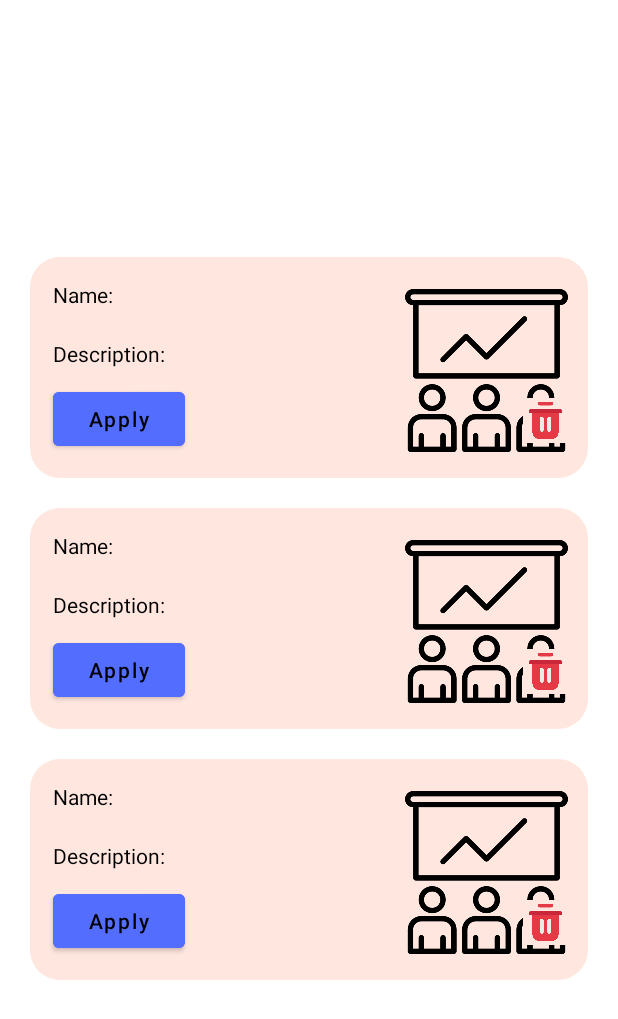
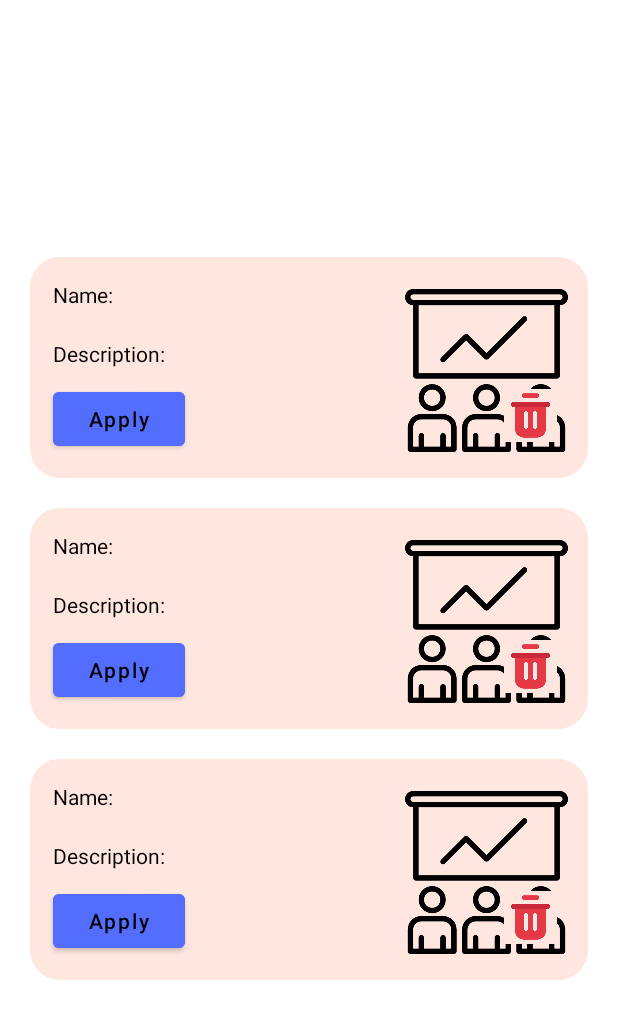
Before and after one commit to itachi-05/Workshops-App, an Android app: the layout fragmentworkshop.xml on its own in the app's theme, with its tools: preview values and no code run, on a phone screen of 412 x 824 dp. Shown: the top 1019 px of the screen. Run offline under Robolectric (Android 15) with nearby library versions, the phone set to English and light mode, and no system bars.

```diff
--- a/WorkShops/app/build.gradle
+++ b/WorkShops/app/build.gradle
@@ -13,8 +13,8 @@ android {
         applicationId "com.alpharays.workshops"
         minSdk 26
         targetSdk 33
-        versionCode 2
-        versionName "2.0"
+        versionCode 1
+        versionName "1.0"
 
         testInstrumentationRunner "androidx.test.runner.AndroidJUnitRunner"
     }
--- a/WorkShops/app/src/main/res/layout/workshopitem.xml
+++ b/WorkShops/app/src/main/res/layout/workshopitem.xml
@@ -49,10 +49,10 @@
 
     <ImageButton
         android:id="@+id/deleteButton"
-        android:layout_width="30dp"
-        android:layout_height="30dp"
-        android:layout_marginEnd="8dp"
-        android:layout_marginBottom="8dp"
+        android:layout_width="35dp"
+        android:layout_height="35dp"
+        android:layout_marginEnd="15dp"
+        android:layout_marginBottom="15dp"
         android:background="#FFE7E0"
         android:scaleType="centerCrop"
         android:src="@drawable/trash"
--- a/WorkShops/gradle.properties
+++ b/WorkShops/gradle.properties
@@ -22,3 +22,4 @@ kotlin.code.style=official
 # thereby reducing the size of the R class for that library
 android.nonTransitiveRClass=true
 android.enableJetifier=true
+org.gradle.unsafe.configuration-cache=true
```
Also changed, not shown: WorkShops/app/src/main/java/com/alpharays/workshops/MainActivity.kt (+14 -2 lines).
